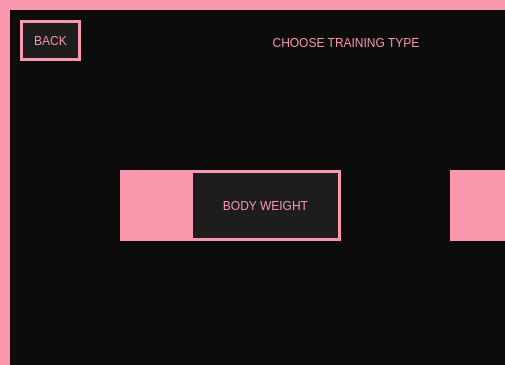
This is CreateNewTraining.ui in Hanna-J-K/fitnessapp as Qt 5 draws it before an edit; both pictures show x 0 to 505 and y 0 to 365 of the 790 by 600 pixel window. The edited form follows.
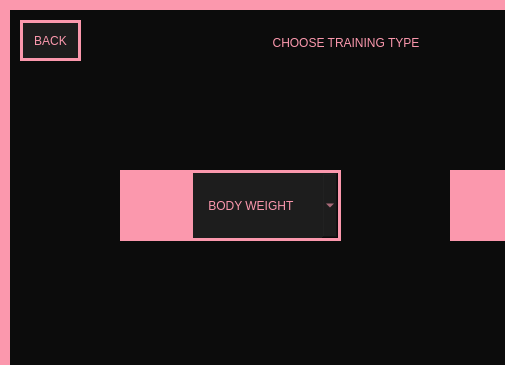
This is the edited form. Icons and pictures are not drawn.

Commit message: combo na probe

What changed in the file:
```diff
--- a/CreateNewTraining.ui
+++ b/CreateNewTraining.ui
@@ -239,6 +239,35 @@
      <bool>true</bool>
     </property>
    </widget>
+   <widget class="QComboBox" name="comboBox">
+    <property name="geometry">
+     <rect>
+      <x>190</x>
+      <y>170</y>
+      <width>151</width>
+      <height>71</height>
+     </rect>
+    </property>
+    <property name="styleSheet">
+     <string notr="true">background-color: #1D1D1D;border: 3px solid #FB98AD;
+font: 8pt &quot;PRIMETIME&quot;;text-align: center;</string>
+    </property>
+    <item>
+     <property name="text">
+      <string>    BODY WEIGHT</string>
+     </property>
+    </item>
+    <item>
+     <property name="text">
+      <string>    YOGA</string>
+     </property>
+    </item>
+    <item>
+     <property name="text">
+      <string>    CALISTHENICS</string>
+     </property>
+    </item>
+   </widget>
   </widget>
  </widget>
  <resources/>
```
Left out of the diff: 4 changed lines with no effect on the pictures.
